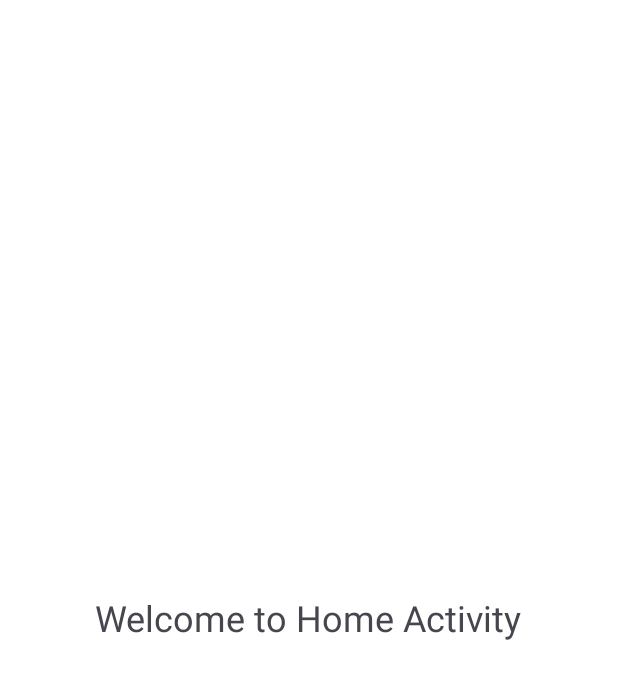
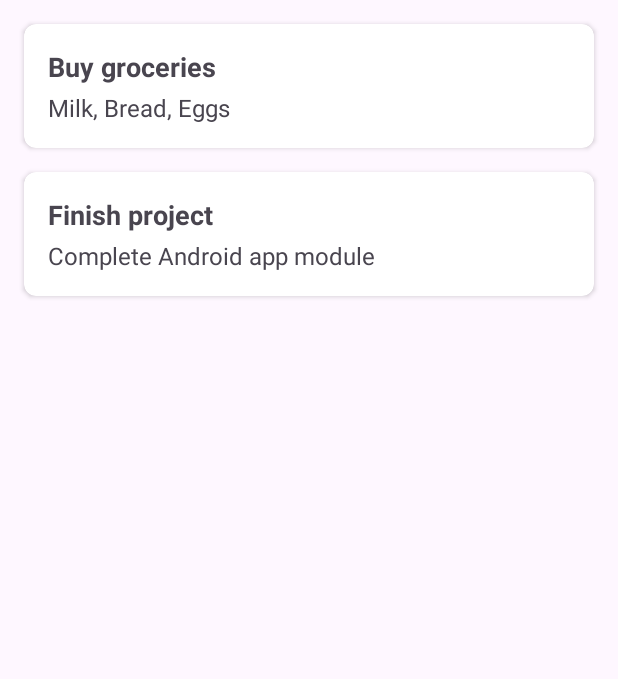
Before and after one commit to RahulMGatty/Task_Manager_App, an Android app: the screen it shows after launch once a user with an empty profile is signed in (HomeActivity), on a phone screen of 412 x 824 dp. Shown: the top 679 px of the screen. Run offline under Robolectric (Android 15) with nearby library versions, the phone set to English and light mode, and no system bars; our stand-ins replace Firebase (no records; nobody signed in at launch, a user with empty details on screens opened directly).

Commit message:
added task,taskAdapter ,update homeactivity

```diff
--- a/app/src/main/AndroidManifest.xml
+++ b/app/src/main/AndroidManifest.xml
@@ -39,12 +39,10 @@
         <activity
             android:name=".LoginActivity"
             android:exported="false" />
-        <activity
-            android:name=".SplashActivity"
+        <activity android:name=".SplashActivity"
             android:exported="true">
             <intent-filter>
                 <action android:name="android.intent.action.MAIN" />
-
                 <category android:name="android.intent.category.LAUNCHER" />
             </intent-filter>
         </activity>
--- a/app/src/main/java/com/example/myapplication/HomeActivity.java
+++ b/app/src/main/java/com/example/myapplication/HomeActivity.java
@@ -1,13 +1,33 @@
 package com.example.myapplication;
 
 import android.os.Bundle;
-
 import androidx.appcompat.app.AppCompatActivity;
+import androidx.recyclerview.widget.LinearLayoutManager;
+import androidx.recyclerview.widget.RecyclerView;
+import java.util.ArrayList;
+import java.util.List;
 
 public class HomeActivity extends AppCompatActivity {
+
+    private RecyclerView recyclerView;
+    private TaskAdapter adapter;
+    private List<Task> taskList;
+
     @Override
     protected void onCreate(Bundle savedInstanceState) {
         super.onCreate(savedInstanceState);
-        setContentView(R.layout.activity_home); // Make sure this layout exists
+        setContentView(R.layout.activity_home);
+
+        recyclerView = findViewById(R.id.recyclerViewTasks);
+        recyclerView.setLayoutManager(new LinearLayoutManager(this));
+
+        taskList = new ArrayList<>();
+
+        // TEMPORARY: Dummy data
+        taskList.add(new Task("Buy groceries", "Milk, Bread, Eggs"));
+        taskList.add(new Task("Finish project", "Complete Android app module"));
+
+        adapter = new TaskAdapter(taskList);
+        recyclerView.setAdapter(adapter);
     }
 }
--- /dev/null
+++ b/app/src/main/java/com/example/myapplication/Task.java
@@ -0,0 +1,22 @@
+package com.example.myapplication;
+
+public class Task {
+    private String title;
+    private String description;
+
+    // Required empty constructor for Firestore
+    public Task() {}
+
+    public Task(String title, String description) {
+        this.title = title;
+        this.description = description;
+    }
+
+    public String getTitle() {
+        return title;
+    }
+
+    public String getDescription() {
+        return description;
+    }
+}
--- /dev/null
+++ b/app/src/main/java/com/example/myapplication/TaskAdapter.java
@@ -0,0 +1,49 @@
+package com.example.myapplication;
+
+import android.view.LayoutInflater;
+import android.view.View;
+import android.view.ViewGroup;
+import android.widget.TextView;
+import androidx.annotation.NonNull;
+import androidx.recyclerview.widget.RecyclerView;
+import java.util.List;
+
+public class TaskAdapter extends RecyclerView.Adapter<TaskAdapter.TaskViewHolder> {
+
+    private List<Task> taskList;
+
+    public TaskAdapter(List<Task> taskList) {
+        this.taskList = taskList;
+    }
+
+    public static class TaskViewHolder extends RecyclerView.ViewHolder {
+        TextView titleTextView;
+        TextView descriptionTextView;
+
+        public TaskViewHolder(View itemView) {
+            super(itemView);
+            titleTextView = itemView.findViewById(R.id.textViewTaskTitle);
+            descriptionTextView = itemView.findViewById(R.id.textViewTaskDescription);
+        }
+    }
+
+    @NonNull
+    @Override
+    public TaskViewHolder onCreateViewHolder(@NonNull ViewGroup parent, int viewType) {
+        View view = LayoutInflater.from(parent.getContext())
+                .inflate(R.layout.item_task, parent, false); // coming next
+        return new TaskViewHolder(view);
+    }
+
+    @Override
+    public void onBindViewHolder(@NonNull TaskViewHolder holder, int position) {
+        Task task = taskList.get(position);
+        holder.titleTextView.setText(task.getTitle());
+        holder.descriptionTextView.setText(task.getDescription());
+    }
+
+    @Override
+    public int getItemCount() {
+        return taskList.size();
+    }
+}
--- a/app/src/main/res/layout/activity_home.xml
+++ b/app/src/main/res/layout/activity_home.xml
@@ -1,14 +1,15 @@
 <?xml version="1.0" encoding="utf-8"?>
-<RelativeLayout xmlns:android="http://schemas.android.com/apk/res/android"
+<LinearLayout xmlns:android="http://schemas.android.com/apk/res/android"
+    xmlns:tools="http://schemas.android.com/tools"
+    android:id="@+id/homeLayout"
     android:layout_width="match_parent"
     android:layout_height="match_parent"
-    android:background="@color/white">
+    android:orientation="vertical"
+    tools:context=".HomeActivity">
 
-    <TextView
-        android:id="@+id/textViewHome"
-        android:layout_width="wrap_content"
-        android:layout_height="wrap_content"
-        android:text="Welcome to Home Activity"
-        android:textSize="24sp"
-        android:layout_centerInParent="true" />
-</RelativeLayout>
+    <androidx.recyclerview.widget.RecyclerView
+        android:id="@+id/recyclerViewTasks"
+        android:layout_width="match_parent"
+        android:layout_height="match_parent"
+        android:padding="8dp" />
+</LinearLayout>
--- /dev/null
+++ b/app/src/main/res/layout/item_task.xml
@@ -0,0 +1,33 @@
+<?xml version="1.0" encoding="utf-8"?>
+<androidx.cardview.widget.CardView
+    xmlns:android="http://schemas.android.com/apk/res/android"
+    xmlns:card_view="http://schemas.android.com/apk/res-auto"
+    android:layout_width="match_parent"
+    android:layout_height="wrap_content"
+    android:layout_margin="8dp"
+    card_view:cardCornerRadius="8dp"
+    android:elevation="4dp">
+
+    <LinearLayout
+        android:layout_width="match_parent"
+        android:layout_height="wrap_content"
+        android:orientation="vertical"
+        android:padding="16dp">
+
+        <TextView
+            android:id="@+id/textViewTaskTitle"
+            android:layout_width="wrap_content"
+            android:layout_height="wrap_content"
+            android:text="Title"
+            android:textStyle="bold"
+            android:textSize="18sp"/>
+
+        <TextView
+            android:id="@+id/textViewTaskDescription"
+            android:layout_width="wrap_content"
+            android:layout_height="wrap_content"
+            android:text="Description"
+            android:textSize="16sp"
+            android:layout_marginTop="4dp"/>
+    </LinearLayout>
+</androidx.cardview.widget.CardView>
```
Also changed, not shown: app/src/main/res/layout/activity_add_task.xml (+32 -13 lines).
